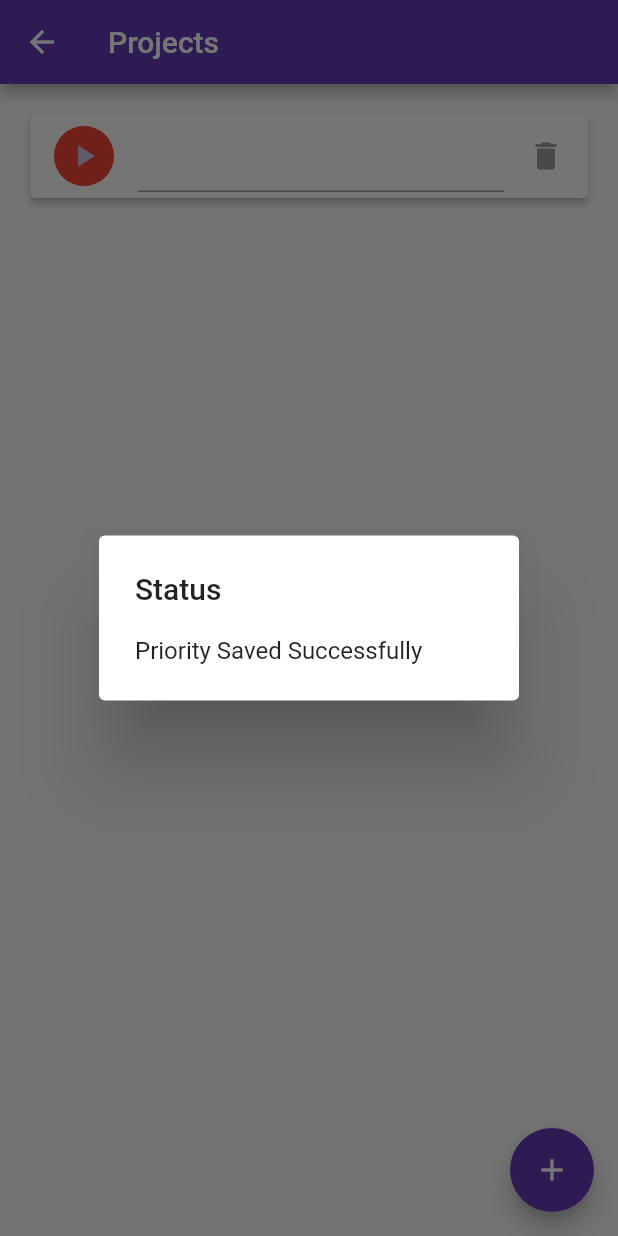
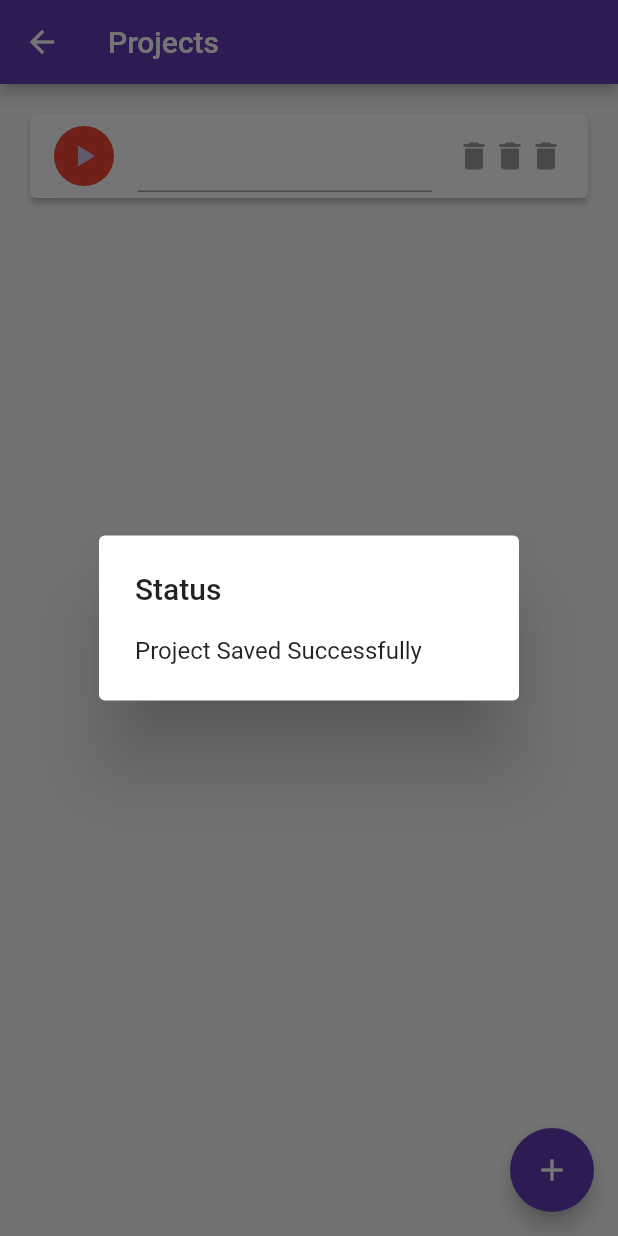
Before and after one commit to GabrielGircenko/flutter_learning, a Flutter app: the ProjectList screen opened directly, after a tap on the "add" icon, on a phone screen of 412 x 824 dp. Run offline on Flutter 3.47's test engine with Material 2 defaults, Android fonts, the phone set to English and light mode, and no system bars; our stand-ins replace sqflite; accounts and stored records are empty.

Commit message:
added 2 more trailing icons

```diff
--- a/lib/screens/project_list.dart
+++ b/lib/screens/project_list.dart
@@ -15,7 +15,7 @@ class ProjectList extends StatefulWidget {
 class ProjectListState extends State<ProjectList> {
   DatabaseHelper databaseHelper = DatabaseHelper();
   List<Project> projectList;
-  List<TextEditingController> priorityControllers;
+  List<TextEditingController> projectControllers;
   var _formKey = GlobalKey<FormState>();
 
   @override
@@ -57,10 +57,10 @@ class ProjectListState extends State<ProjectList> {
                                   child: VisualHelper.getPriorityIcon(
                                       this.projectList[position].priorityId)),
                               title: TextFormField(
-                                  controller: priorityControllers[position],
+                                  controller: projectControllers[position],
                                   validator: (String value) {
                                     if (value.isEmpty) {
-                                      return "Please enter the priority title.";
+                                      return "Please enter the project title.";
 
                                     } else {
                                       debugPrint(
@@ -69,7 +69,10 @@ class ProjectListState extends State<ProjectList> {
                                     }
                                   },
                                   onFieldSubmitted: (_) => _save(position)),
-                              trailing: GestureDetector(
+                              trailing: Row(
+                                mainAxisSize: MainAxisSize.min,
+                                children: <Widget>[
+                                  GestureDetector(
                                     child: Icon(
                                       Icons.delete,
                                       color: Colors.grey,
@@ -78,8 +81,27 @@ class ProjectListState extends State<ProjectList> {
                                       _delete(context, this.projectList[position]);
                                     },
                                   ),
+                                  GestureDetector(
+                                    child: Icon(
+                                      Icons.delete,
+                                      color: Colors.grey,
+                                    ),
                                     onTap: () {
-                                debugPrint("Priority Tapped");
+                                      _delete(context, this.projectList[position]);
+                                    },
+                                  ),
+                                  GestureDetector(
+                                    child: Icon(
+                                      Icons.delete,
+                                      color: Colors.grey,
+                                    ),
+                                    onTap: () {
+                                      _delete(context, this.projectList[position]);
+                                    },
+                                  ),
+                                  ]),
+                                  onTap: () {
+                                    debugPrint("Project Tapped");
                                   }));
                     }))));
   }
@@ -87,7 +109,7 @@ class ProjectListState extends State<ProjectList> {
   void _delete(BuildContext context, Project priority) async {
     int result = await databaseHelper.deleteProject(priority.priorityId);
     if (result != 0) {
-      _showSnackBar(context, "Priority Deleted Successfully");
+      _showSnackBar(context, "Project Deleted Successfully");
       updateProjectListView();
     }
   }
@@ -107,10 +129,10 @@ class ProjectListState extends State<ProjectList> {
       projectListFuture.then((projectList) {
         setState(() {
           this.projectList = projectList;
-          this.priorityControllers = List<TextEditingController>();
+          this.projectControllers = List<TextEditingController>();
 
           for (int i = 0; i < this.projectList.length; i++) {
-            this.priorityControllers.add(TextEditingController(
+            this.projectControllers.add(TextEditingController(
                 text: projectList[i].title != null
                     ? projectList[i].title
                     : "",
@@ -122,7 +144,7 @@ class ProjectListState extends State<ProjectList> {
   }
 
   void updateTitle(int position) {
-    projectList[position].title = priorityControllers[position].text;
+    projectList[position].title = projectControllers[position].text;
   }
 
   // Save data to database
@@ -141,12 +163,12 @@ class ProjectListState extends State<ProjectList> {
       if (result != 0) {
         // Success
         VisualHelper.showAlertDialog(
-            context, "Status", "Priority Saved Successfully");
+            context, "Status", "Project Saved Successfully");
 
       } else {
         // Failure
         VisualHelper.showAlertDialog(
-            context, "Status", "Problem Saving Priority");
+            context, "Status", "Problem Saving Project");
       }
     }
   }
```
Lines whose indentation alone changed are shown as unchanged.
